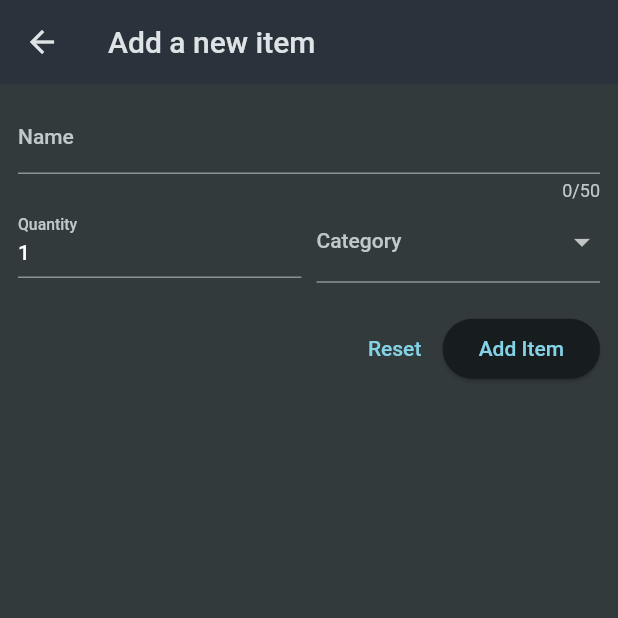
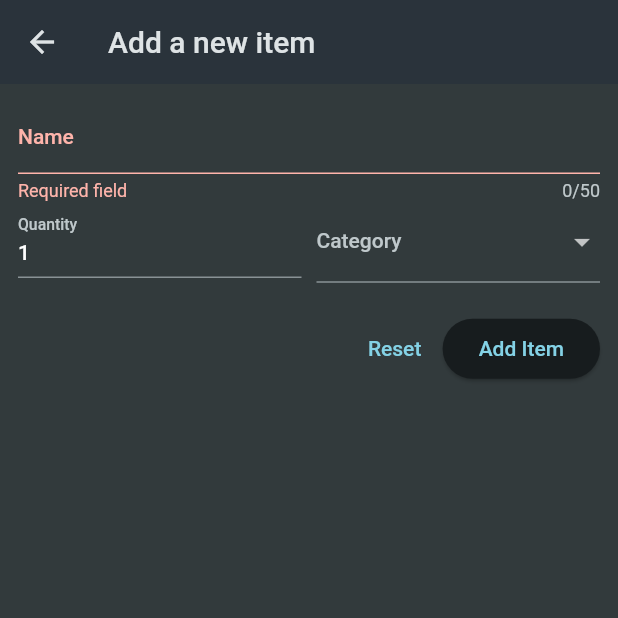
Before and after one commit to davidecarizzoni/shopping_list_app, a Flutter app: the NewItem screen opened directly, after a tap on "Add Item", on a phone screen of 412 x 824 dp, the top half of it. Run offline on Flutter 3.47's test engine with Material 2 defaults, Android fonts, the phone set to English and light mode, and no system bars.

Commit message:
feat(newItem): adding validations trigger

```diff
--- a/lib/widgets/new_item.dart
+++ b/lib/widgets/new_item.dart
@@ -11,6 +11,13 @@ class NewItem extends StatefulWidget {
 
 //CONNECT TO NEW ITEM WIDGET
 class _NewItemState extends State<NewItem> {
+  final _formKey = GlobalKey<FormState>();
+
+  void _saveItem() {
+    final isValid = _formKey.currentState!.validate();
+    print(isValid);
+  }
+
   @override
   Widget build(BuildContext context) {
     return Scaffold(
@@ -21,6 +28,7 @@ class _NewItemState extends State<NewItem> {
         padding: const EdgeInsets.all(12),
         child: Form(
           autovalidateMode: AutovalidateMode.onUserInteraction,
+          key: _formKey,
           child: Column(
             children: [
               TextFormField(
@@ -47,6 +55,7 @@ class _NewItemState extends State<NewItem> {
                       decoration: const InputDecoration(
                         label: Text('Quantity'),
                       ),
+                      keyboardType: TextInputType.number,
                       initialValue: '1',
                       validator: (value) {
                         if (value == null ||
@@ -99,11 +108,11 @@ class _NewItemState extends State<NewItem> {
                 children: [
                   TextButton(
                     onPressed: () {},
-                    child: Text('Reset'),
+                    child: const Text('Reset'),
                   ),
                   ElevatedButton(
-                    onPressed: () {},
-                    child: Text('Add Item'),
+                    onPressed: _saveItem,
+                    child: const Text('Add Item'),
                   )
                 ],
               )
```
